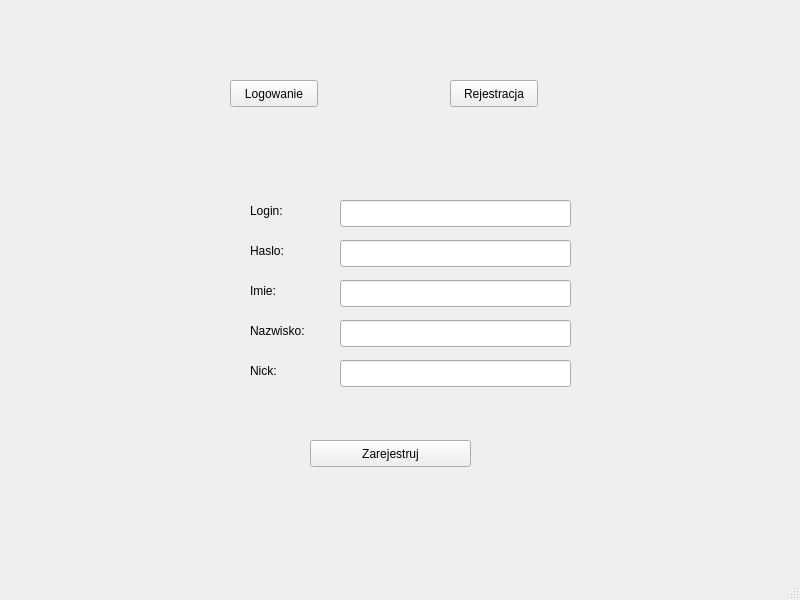
This is BangerPlayer/authwindow.ui in skowronsky98/music-player as Qt 5 draws it before an edit. The edited form follows.
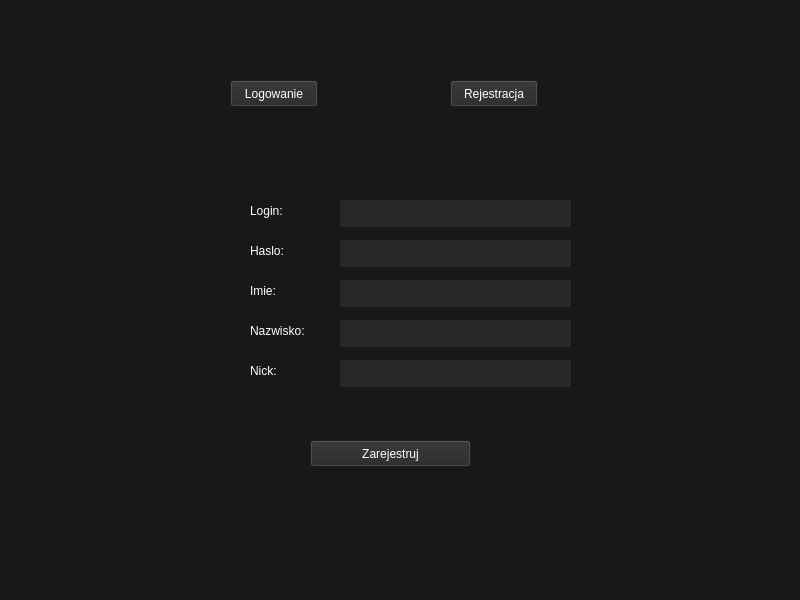
This is the edited form. The open tabs and pages were chosen to show the change.

Commit message: Authwindow view db connection

The edit to the form file:
```diff
--- a/BangerPlayer/authwindow.ui
+++ b/BangerPlayer/authwindow.ui
@@ -13,6 +13,9 @@
   <property name="windowTitle">
    <string>MainWindow</string>
   </property>
+  <property name="styleSheet">
+   <string notr="true">background-color: rgb(24, 24, 24);</string>
+  </property>
   <widget class="QWidget" name="centralwidget">
    <widget class="QPushButton" name="loginOptionButton">
     <property name="geometry">
@@ -23,6 +26,10 @@
       <height>27</height>
      </rect>
     </property>
+    <property name="styleSheet">
+     <string notr="true">background-color: rgb(40, 40, 40);
+color:white;</string>
+    </property>
     <property name="text">
      <string>Logowanie</string>
     </property>
@@ -36,6 +43,10 @@
       <height>27</height>
      </rect>
     </property>
+    <property name="styleSheet">
+     <string notr="true">background-color: rgb(40, 40, 40);
+color:white;</string>
+    </property>
     <property name="text">
      <string>Rejestracja</string>
     </property>
@@ -123,6 +134,9 @@
         <height>21</height>
        </rect>
       </property>
+      <property name="styleSheet">
+       <string notr="true">color:white;</string>
+      </property>
       <property name="text">
        <string>Login:</string>
       </property>
@@ -136,6 +150,9 @@
         <height>21</height>
        </rect>
       </property>
+      <property name="styleSheet">
+       <string notr="true">color:white;</string>
+      </property>
       <property name="text">
        <string>Haslo:</string>
       </property>
@@ -149,6 +166,9 @@
         <height>21</height>
        </rect>
       </property>
+      <property name="styleSheet">
+       <string notr="true">color:white;</string>
+      </property>
       <property name="text">
        <string>Imie:</string>
       </property>
@@ -162,6 +182,9 @@
         <height>21</height>
        </rect>
       </property>
+      <property name="styleSheet">
+       <string notr="true">color:white;</string>
+      </property>
       <property name="text">
        <string>Nazwisko:</string>
       </property>
@@ -175,6 +198,9 @@
         <height>21</height>
        </rect>
       </property>
+      <property name="styleSheet">
+       <string notr="true">color:white;</string>
+      </property>
       <property name="text">
        <string>Nick:</string>
       </property>
@@ -188,6 +214,10 @@
         <height>27</height>
        </rect>
       </property>
+      <property name="styleSheet">
+       <string notr="true">background-color: rgb(40, 40, 40);
+color:white;</string>
+      </property>
       <property name="text">
        <string>Zarejestruj</string>
       </property>
@@ -201,6 +231,11 @@
         <height>27</height>
        </rect>
       </property>
+      <property name="styleSheet">
+       <string notr="true">border-radius: 25px;
+background-color: rgb(40, 40, 40); 
+color: white;</string>
+      </property>
      </widget>
      <widget class="QLineEdit" name="registerPasswordData">
       <property name="geometry">
@@ -211,6 +246,11 @@
         <height>27</height>
        </rect>
       </property>
+      <property name="styleSheet">
+       <string notr="true">border-radius: 25px;
+background-color: rgb(40, 40, 40); 
+color: white;</string>
+      </property>
      </widget>
      <widget class="QLineEdit" name="registerNameData">
       <property name="geometry">
@@ -221,6 +261,11 @@
         <height>27</height>
        </rect>
       </property>
+      <property name="styleSheet">
+       <string notr="true">border-radius: 25px;
+background-color: rgb(40, 40, 40); 
+color: white;</string>
+      </property>
      </widget>
      <widget class="QLineEdit" name="registerSurnameData">
       <property name="geometry">
@@ -231,6 +276,11 @@
         <height>27</height>
        </rect>
       </property>
+      <property name="styleSheet">
+       <string notr="true">border-radius: 25px;
+background-color: rgb(40, 40, 40); 
+color: white;</string>
+      </property>
      </widget>
      <widget class="QLineEdit" name="registerNicknameData">
       <property name="geometry">
@@ -241,6 +291,11 @@
         <height>27</height>
        </rect>
       </property>
+      <property name="styleSheet">
+       <string notr="true">border-radius: 25px;
+background-color: rgb(40, 40, 40); 
+color: white;</string>
+      </property>
      </widget>
     </widget>
    </widget>
```
Left out of the diff: 22 changed lines with no effect on the pictures. The commit also changes 21 other files.
